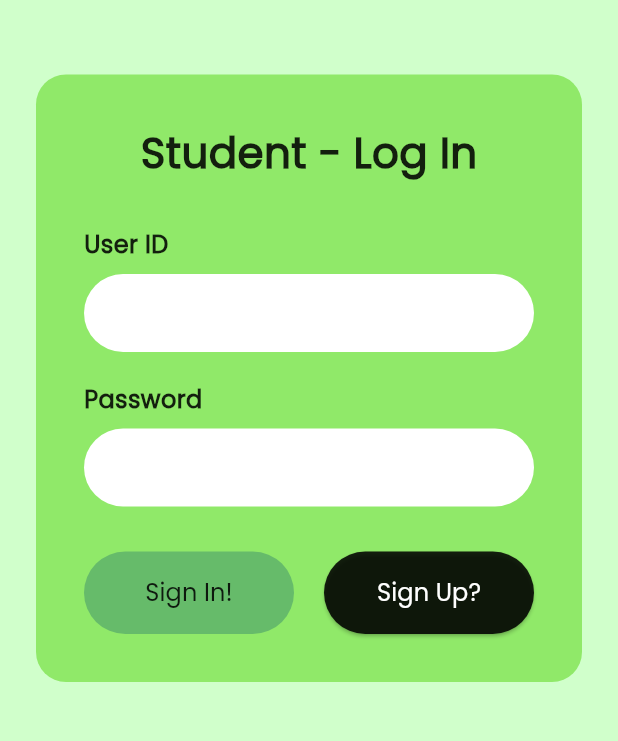
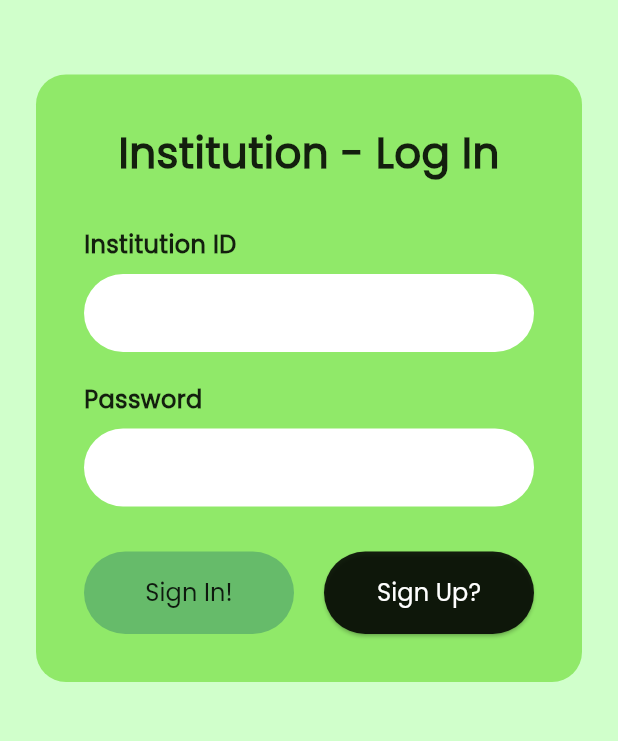
Before and after one commit to 4242x/simplemeals, a Flutter app: the LoginScreen screen opened directly, on a phone screen of 412 x 824 dp, the part 320-1061 px from its top. Run offline on Flutter 3.47's test engine with Material 3 defaults, Android fonts, the phone set to English and light mode, and no system bars.

Commit message:
created 3 separate login types and dashboards

```diff
--- a/lib/main.dart
+++ b/lib/main.dart
@@ -1,6 +1,6 @@
 import 'package:flutter/material.dart';
+import 'package:simplemeals/screens/provider/login_screen.dart';
 
-import 'package:simplemeals/screens/student_dashboard.dart';
 
 void main() {
   runApp(const MyApp());
@@ -19,7 +19,7 @@
         fontFamily: 'Poppins',
         useMaterial3: true
       ),
-      home: const StudentDashboard(),
+      home: const LoginScreen(),
     );
   }
 }
--- /dev/null
+++ b/lib/screens/institution/login_screen.dart
@@ -0,0 +1,154 @@
+import 'package:flutter/material.dart';
+import 'package:simplemeals/screens/student/signup_screen.dart';
+
+class LoginScreen extends StatelessWidget {
+  const LoginScreen({super.key});
+
+  @override
+  Widget build(BuildContext context) {
+    return Scaffold(
+      backgroundColor: const Color.fromARGB(255, 208, 255, 203),
+      body: Center(
+        child: LayoutBuilder(
+          builder: (context, constraints) {
+            return ConstrainedBox(
+              constraints: const BoxConstraints(maxWidth: 500),
+              child: SingleChildScrollView(
+                padding: const EdgeInsets.symmetric(horizontal: 24.0),
+                child: Column(
+                  mainAxisAlignment: MainAxisAlignment.center,
+                  children: [
+                    const Padding(
+                      padding: EdgeInsets.only(bottom: 50.0),
+                      child: Text(
+                        'SimpleMeals',
+                        style: TextStyle(
+                          fontSize: 40,
+                          fontWeight: FontWeight.bold,
+                          color: Colors.black87,
+                        ),
+                      ),
+                    ),
+                    Container(
+                      padding: const EdgeInsets.all(32.0),
+                      decoration: BoxDecoration(
+                        color: const Color(0xFF90E969),
+                        borderRadius: BorderRadius.circular(20.0),
+                      ),
+                      child: Column(
+                        mainAxisSize: MainAxisSize.min,
+                        crossAxisAlignment: CrossAxisAlignment.start,
+                        children: [
+                          const Center(
+                            child: Text(
+                              'Institution - Log In',
+                              style: TextStyle(
+                                fontSize: 28,
+                                fontWeight: FontWeight.bold,
+                                color: Colors.black87,
+                              ),
+                            ),
+                          ),
+                          const SizedBox(height: 30),
+                          _labeledInput(label: 'Institution ID'),
+                          const SizedBox(height: 20),
+                          _labeledInput(label: 'Password', obscureText: true),
+                          const SizedBox(height: 30),
+                          _actionButtons(context, constraints.maxWidth),
+                        ],
+                      ),
+                    ),
+                  ],
+                ),
+              ),
+            );
+          },
+        ),
+      ),
+    );
+  }
+
+  Widget _labeledInput({required String label, bool obscureText = false}) {
+    return Column(
+      crossAxisAlignment: CrossAxisAlignment.start,
+      children: [
+        Text(
+          label,
+          style: const TextStyle(
+            fontWeight: FontWeight.bold,
+            color: Colors.black87,
+            fontSize: 16,
+          ),
+        ),
+        const SizedBox(height: 8),
+        TextField(
+          obscureText: obscureText,
+          decoration: InputDecoration(
+            filled: true,
+            fillColor: Colors.white,
+            border: OutlineInputBorder(
+              borderRadius: BorderRadius.circular(30.0),
+              borderSide: BorderSide.none,
+            ),
+            contentPadding:
+                const EdgeInsets.symmetric(horizontal: 16, vertical: 14),
+          ),
+        ),
+      ],
+    );
+  }
+
+  Widget _actionButtons(BuildContext context, double screenWidth) {
+    bool isNarrow = screenWidth < 360;
+
+    final signInButton = Expanded(
+      child: ElevatedButton(
+        style: ElevatedButton.styleFrom(
+          elevation: 0,
+          foregroundColor: Colors.black87,
+          backgroundColor: const Color(0xFF66BB6A),
+          padding: const EdgeInsets.symmetric(vertical: 16.0),
+          shape: RoundedRectangleBorder(
+            borderRadius: BorderRadius.circular(40.0),
+          ),
+        ),
+        onPressed: () {},
+        child: const Text('Sign In!', style: TextStyle(fontSize: 16)),
+      ),
+    );
+
+    final signUpButton = Expanded(
+      child: ElevatedButton(
+        style: ElevatedButton.styleFrom(
+          foregroundColor: Colors.white,
+          backgroundColor: Colors.black87,
+          padding: const EdgeInsets.symmetric(vertical: 16.0),
+          shape: RoundedRectangleBorder(
+            borderRadius: BorderRadius.circular(40.0),
+          ),
+        ),
+        onPressed: () {
+          Navigator.push(
+            context,
+            MaterialPageRoute(builder: (context) => const SignUpScreen()),
+          );
+        },
+        child: const Text('Sign Up?', style: TextStyle(fontSize: 16)),
+      ),
+    );
+
+    if (isNarrow) {
+      return Column(
+        children: [
+          SizedBox(width: double.infinity, child: signInButton.child),
+          const SizedBox(height: 12),
+          SizedBox(width: double.infinity, child: signUpButton.child),
+        ],
+      );
+    }
+
+    return Row(
+      children: [signInButton, const SizedBox(width: 20), signUpButton],
+    );
+  }
+}
```
Also changed, not shown: lib/screens/institution/signup_screen.dart (added, +170 -0 lines), lib/screens/provider/login_screen.dart (renamed from lib/screens/login_screen.dart, +9 -9 lines), lib/screens/provider/signup_screen.dart (added, +171 -0 lines), lib/screens/student/login_screen.dart (renamed from lib/screens/signup_screen.dart, +23 -35 lines), lib/screens/student/signup_screen.dart (added, +170 -0 lines), lib/screens/institution/institution_dashboard.dart (renamed from lib/screens/admin_dashboard.dart), lib/screens/student/student_dashboard.dart (renamed from lib/screens/student_dashboard.dart).
